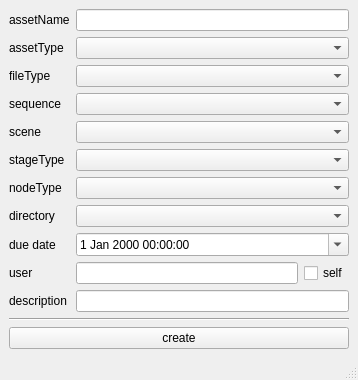
The window that rbhusUI/lib/rbhusPipeAssetCreateMod.ui (aumanimationstudios/rbhus) describes before a commit, drawn with Qt 5.
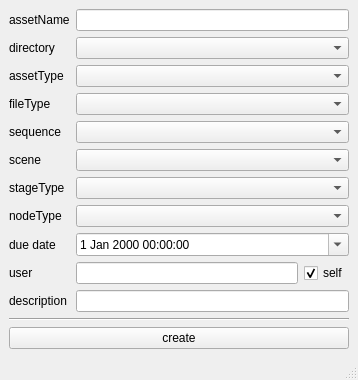
The same window after the commit.

Diff of the .ui file:
```diff
--- a/rbhusUI/lib/rbhusPipeAssetCreateMod.ui
+++ b/rbhusUI/lib/rbhusPipeAssetCreateMod.ui
@@ -7,7 +7,7 @@
     <x>0</x>
     <y>0</y>
     <width>358</width>
-    <height>359</height>
+    <height>367</height>
    </rect>
   </property>
   <property name="windowTitle">
@@ -15,160 +15,45 @@
   </property>
   <widget class="QWidget" name="centralwidget">
    <layout class="QGridLayout" name="gridLayout">
-    <item row="1" column="1" colspan="2">
-     <widget class="QComboBox" name="comboAssType"/>
-    </item>
-    <item row="4" column="1" colspan="2">
-     <widget class="QComboBox" name="comboScene"/>
-    </item>
-    <item row="5" column="1" colspan="2">
-     <widget class="QComboBox" name="comboStageType"/>
-    </item>
-    <item row="4" column="0">
-     <widget class="QLabel" name="labelScene">
-      <property name="sizePolicy">
-       <sizepolicy hsizetype="Maximum" vsizetype="Maximum">
-        <horstretch>0</horstretch>
-        <verstretch>0</verstretch>
-       </sizepolicy>
-      </property>
-      <property name="text">
-       <string>scene</string>
-      </property>
-     </widget>
-    </item>
     <item row="7" column="0">
-     <widget class="QLabel" name="labelDirectory">
+     <widget class="QLabel" name="labelStageType">
+      <property name="sizePolicy">
+       <sizepolicy hsizetype="Maximum" vsizetype="Maximum">
+        <horstretch>0</horstretch>
+        <verstretch>0</verstretch>
+       </sizepolicy>
+      </property>
+      <property name="text">
+       <string>stageType</string>
+      </property>
+     </widget>
+    </item>
+    <item row="10" column="0">
+     <widget class="QLabel" name="labelDue">
       <property name="sizePolicy">
        <sizepolicy hsizetype="Maximum" vsizetype="Preferred">
         <horstretch>0</horstretch>
         <verstretch>0</verstretch>
        </sizepolicy>
       </property>
-      <property name="whatsThis">
-       <string>directory to store the output data from file. eg : rendered output of lighting files.</string>
-      </property>
       <property name="text">
-       <string>directory</string>
+       <string>due date</string>
       </property>
      </widget>
     </item>
-    <item row="9" column="0">
+    <item row="11" column="0">
      <widget class="QLabel" name="labelAdmin">
       <property name="text">
        <string>user</string>
       </property>
      </widget>
     </item>
-    <item row="1" column="0">
-     <widget class="QLabel" name="labelAssType">
-      <property name="sizePolicy">
-       <sizepolicy hsizetype="Maximum" vsizetype="Maximum">
-        <horstretch>0</horstretch>
-        <verstretch>0</verstretch>
-       </sizepolicy>
-      </property>
-      <property name="text">
-       <string>assetType</string>
-      </property>
-     </widget>
-    </item>
     <item row="7" column="1" colspan="2">
-     <widget class="QComboBox" name="comboDirectory"/>
-    </item>
-    <item row="13" column="0" colspan="3">
-     <widget class="QPushButton" name="pushCreate">
-      <property name="text">
-       <string>create</string>
-      </property>
-     </widget>
-    </item>
-    <item row="9" column="1">
-     <widget class="QLineEdit" name="lineEditWorkers">
-      <property name="toolTip">
-       <string>list of space separated usernames</string>
-      </property>
-     </widget>
-    </item>
-    <item row="9" column="2">
-     <widget class="QCheckBox" name="checkBox">
-      <property name="text">
-       <string>self</string>
-      </property>
-     </widget>
+     <widget class="QComboBox" name="comboStageType"/>
     </item>
     <item row="8" column="1" colspan="2">
-     <widget class="QDateTimeEdit" name="dateEditDue">
-      <property name="calendarPopup">
-       <bool>true</bool>
-      </property>
-     </widget>
-    </item>
-    <item row="6" column="0">
-     <widget class="QLabel" name="labelNodeType">
-      <property name="sizePolicy">
-       <sizepolicy hsizetype="Maximum" vsizetype="Maximum">
-        <horstretch>0</horstretch>
-        <verstretch>0</verstretch>
-       </sizepolicy>
-      </property>
-      <property name="text">
-       <string>nodeType</string>
-      </property>
-     </widget>
-    </item>
-    <item row="8" column="0">
-     <widget class="QLabel" name="labelDue">
-      <property name="sizePolicy">
-       <sizepolicy hsizetype="Maximum" vsizetype="Preferred">
-        <horstretch>0</horstretch>
-        <verstretch>0</verstretch>
-       </sizepolicy>
-      </property>
-      <property name="text">
-       <string>due date</string>
-      </property>
-     </widget>
-    </item>
-    <item row="6" column="1" colspan="2">
      <widget class="QComboBox" name="comboNodeType"/>
     </item>
-    <item row="10" column="0">
-     <widget class="QLabel" name="labelDesc">
-      <property name="toolTip">
-       <string>group owner of the project directory</string>
-      </property>
-      <property name="text">
-       <string>description</string>
-      </property>
-     </widget>
-    </item>
-    <item row="10" column="1" colspan="2">
-     <widget class="QLineEdit" name="lineEditDesc">
-      <property name="toolTip">
-       <string>group owner of the project directory</string>
-      </property>
-      <property name="text">
-       <string/>
-      </property>
-     </widget>
-    </item>
-    <item row="2" column="0">
-     <widget class="QLabel" name="labelFileType">
-      <property name="sizePolicy">
-       <sizepolicy hsizetype="Maximum" vsizetype="Maximum">
-        <horstretch>0</horstretch>
-        <verstretch>0</verstretch>
-       </sizepolicy>
-      </property>
-      <property name="text">
-       <string>fileType</string>
-      </property>
-     </widget>
-    </item>
-    <item row="2" column="1" colspan="2">
-     <widget class="QComboBox" name="comboFileType"/>
-    </item>
     <item row="0" column="0">
      <widget class="QLabel" name="labelAssName">
       <property name="sizePolicy">
@@ -182,8 +67,8 @@
       </property>
      </widget>
     </item>
-    <item row="5" column="0">
-     <widget class="QLabel" name="labelStageType">
+    <item row="8" column="0">
+     <widget class="QLabel" name="labelNodeType">
       <property name="sizePolicy">
        <sizepolicy hsizetype="Maximum" vsizetype="Maximum">
         <horstretch>0</horstretch>
@@ -191,15 +76,19 @@
        </sizepolicy>
       </property>
       <property name="text">
-       <string>stageType</string>
+       <string>nodeType</string>
       </property>
      </widget>
     </item>
-    <item row="0" column="1" colspan="2">
-     <widget class="QLineEdit" name="lineEditAssName"/>
+    <item row="10" column="1" colspan="2">
+     <widget class="QDateTimeEdit" name="dateEditDue">
+      <property name="calendarPopup">
+       <bool>true</bool>
+      </property>
+     </widget>
     </item>
     <item row="3" column="0">
-     <widget class="QLabel" name="labelSequence">
+     <widget class="QLabel" name="labelAssType">
       <property name="sizePolicy">
        <sizepolicy hsizetype="Maximum" vsizetype="Maximum">
         <horstretch>0</horstretch>
@@ -207,14 +96,11 @@
        </sizepolicy>
       </property>
       <property name="text">
-       <string>sequence</string>
+       <string>assetType</string>
       </property>
      </widget>
     </item>
-    <item row="3" column="1" colspan="2">
-     <widget class="QComboBox" name="comboSequence"/>
-    </item>
-    <item row="12" column="0" colspan="3">
+    <item row="14" column="0" colspan="3">
      <widget class="Line" name="line">
       <property name="sizePolicy">
        <sizepolicy hsizetype="MinimumExpanding" vsizetype="Fixed">
@@ -227,7 +113,7 @@
       </property>
      </widget>
     </item>
-    <item row="11" column="0" colspan="3">
+    <item row="13" column="0" colspan="3">
      <spacer name="verticalSpacer">
       <property name="orientation">
        <enum>Qt::Vertical</enum>
@@ -240,6 +126,123 @@
       </property>
      </spacer>
     </item>
+    <item row="6" column="1" colspan="2">
+     <widget class="QComboBox" name="comboScene"/>
+    </item>
+    <item row="6" column="0">
+     <widget class="QLabel" name="labelScene">
+      <property name="sizePolicy">
+       <sizepolicy hsizetype="Maximum" vsizetype="Maximum">
+        <horstretch>0</horstretch>
+        <verstretch>0</verstretch>
+       </sizepolicy>
+      </property>
+      <property name="text">
+       <string>scene</string>
+      </property>
+     </widget>
+    </item>
+    <item row="11" column="2">
+     <widget class="QCheckBox" name="checkBox">
+      <property name="text">
+       <string>self</string>
+      </property>
+      <property name="checked">
+       <bool>true</bool>
+      </property>
+     </widget>
+    </item>
+    <item row="5" column="1" colspan="2">
+     <widget class="QComboBox" name="comboSequence"/>
+    </item>
+    <item row="11" column="1">
+     <widget class="QLineEdit" name="lineEditWorkers">
+      <property name="toolTip">
+       <string>list of space separated usernames</string>
+      </property>
+     </widget>
+    </item>
+    <item row="0" column="1" colspan="2">
+     <widget class="QLineEdit" name="lineEditAssName"/>
+    </item>
+    <item row="4" column="0">
+     <widget class="QLabel" name="labelFileType">
+      <property name="sizePolicy">
+       <sizepolicy hsizetype="Maximum" vsizetype="Maximum">
+        <horstretch>0</horstretch>
+        <verstretch>0</verstretch>
+       </sizepolicy>
+      </property>
+      <property name="text">
+       <string>fileType</string>
+      </property>
+     </widget>
+    </item>
+    <item row="15" column="0" colspan="3">
+     <widget class="QPushButton" name="pushCreate">
+      <property name="text">
+       <string>create</string>
+      </property>
+     </widget>
+    </item>
+    <item row="3" column="1" colspan="2">
+     <widget class="QComboBox" name="comboAssType"/>
+    </item>
+    <item row="4" column="1" colspan="2">
+     <widget class="QComboBox" name="comboFileType"/>
+    </item>
+    <item row="5" column="0">
+     <widget class="QLabel" name="labelSequence">
+      <property name="sizePolicy">
+       <sizepolicy hsizetype="Maximum" vsizetype="Maximum">
+        <horstretch>0</horstretch>
+        <verstretch>0</verstretch>
+       </sizepolicy>
+      </property>
+      <property name="text">
+       <string>sequence</string>
+      </property>
+     </widget>
+    </item>
+    <item row="12" column="1" colspan="2">
+     <widget class="QLineEdit" name="lineEditDesc">
+      <property name="toolTip">
+       <string>group owner of the project directory</string>
+      </property>
+      <property name="text">
+       <string/>
+      </property>
+     </widget>
+    </item>
+    <item row="12" column="0">
+     <widget class="QLabel" name="labelDesc">
+      <property name="toolTip">
+       <string>group owner of the project directory</string>
+      </property>
+      <property name="text">
+       <string>description</string>
+      </property>
+     </widget>
+    </item>
+    <item row="2" column="0">
+     <widget class="QLabel" name="labelDirectory">
+      <property name="sizePolicy">
+       <sizepolicy hsizetype="Maximum" vsizetype="Preferred">
+        <horstretch>0</horstretch>
+        <verstretch>0</verstretch>
+       </sizepolicy>
+      </property>
+      <property name="whatsThis">
+       <string>directory to store the output data from file. eg : rendered output of lighting files.</string>
+      </property>
+      <property name="text">
+       <string>directory</string>
+      </property>
+     </widget>
+    </item>
+    <item row="2" column="1" colspan="2">
+     <widget class="QComboBox" name="comboDirectory"/>
+    </item>
    </layout>
   </widget>
   <widget class="QStatusBar" name="statusBar"/>
```
